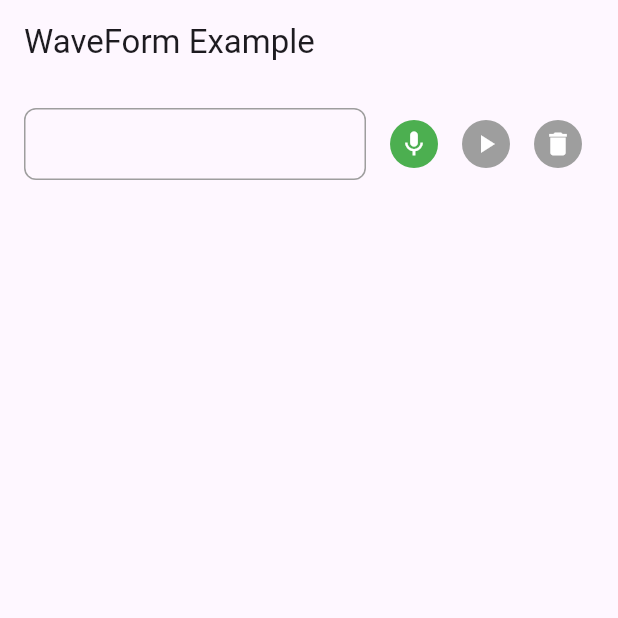
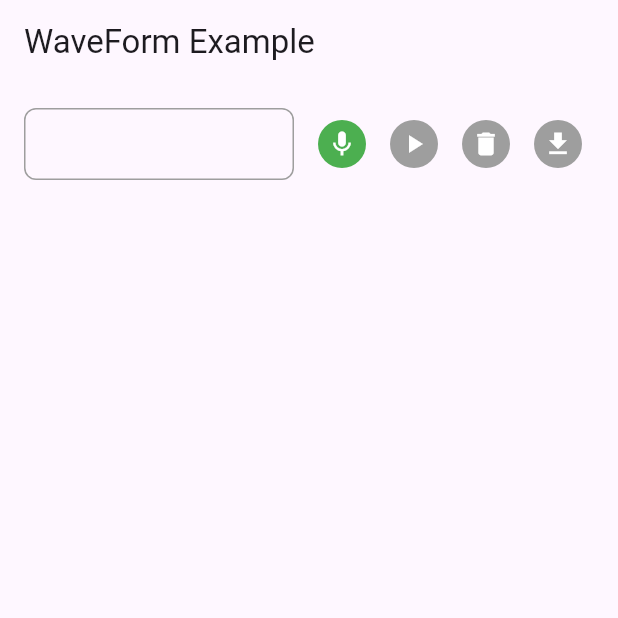
Before and after one commit to r-durao-pvotal/waveform_recorder, a Flutter app: the screen it shows after launch, on a phone screen of 412 x 824 dp, the top half of it. Run offline on Flutter 3.47's test engine with Material 3 defaults, Android fonts, the light colour scheme and no system bars; our stand-ins replace audioplayers, cross_file, gap, web; missing offline and left inert: record, waveform_flutter.

Commit message:
support deleting temp recording and downloading recording

```diff
--- a/example/lib/main.dart
+++ b/example/lib/main.dart
@@ -1,23 +1,30 @@
 import 'dart:async';
-import 'dart:io';
 
 import 'package:audioplayers/audioplayers.dart';
-import 'package:flutter/foundation.dart';
 import 'package:flutter/material.dart';
 import 'package:gap/gap.dart';
 import 'package:waveform_flutter/waveform_flutter.dart';
 import 'package:waveform_recorder/waveform_recorder.dart';
 
+import 'platform_helper/platform_helper.dart';
+
 void main() => runApp(const MyApp());
 
-class MyApp extends StatefulWidget {
+class MyApp extends StatelessWidget {
   const MyApp({super.key});
 
   @override
-  State<MyApp> createState() => _MyAppState();
+  Widget build(BuildContext context) => const MaterialApp(home: HomePage());
 }
 
-class _MyAppState extends State<MyApp> {
+class HomePage extends StatefulWidget {
+  const HomePage({super.key});
+
+  @override
+  State<HomePage> createState() => _HomePageState();
+}
+
+class _HomePageState extends State<HomePage> {
   final _textController = TextEditingController();
   final _waveController = WaveformRecorderController();
   final _amplitudes = List<Amplitude>.empty(growable: true);
@@ -30,8 +37,7 @@ class _MyAppState extends State<MyApp> {
   }
 
   @override
-  Widget build(BuildContext context) => MaterialApp(
-        home: Scaffold(
+  Widget build(BuildContext context) => Scaffold(
         appBar: AppBar(title: const Text('WaveForm Example')),
         body: ListenableBuilder(
           listenable: _waveController,
@@ -169,7 +175,7 @@ class _MyAppState extends State<MyApp> {
                     IconButton(
                       tooltip: _waveController.file != null
                           ? 'Delete Recording'
-                            : '',
+                          : 'No recording to delete',
                       icon: Container(
                         width: 32,
                         height: 32,
@@ -191,6 +197,31 @@ class _MyAppState extends State<MyApp> {
                           ? _deleteRecording
                           : null,
                     ),
+                    IconButton(
+                      tooltip: _waveController.file != null
+                          ? 'Download Recording'
+                          : 'No recording to download',
+                      icon: Container(
+                        width: 32,
+                        height: 32,
+                        decoration: BoxDecoration(
+                          shape: BoxShape.circle,
+                          color: _waveController.file != null
+                              ? Colors.purple
+                              : Colors.grey,
+                        ),
+                        child: const Center(
+                          child: Icon(
+                            Icons.download,
+                            size: 20,
+                            color: Colors.white,
+                          ),
+                        ),
+                      ),
+                      onPressed: _waveController.file != null
+                          ? _downloadRecording
+                          : null,
+                    ),
                   ],
                 ),
               ),
@@ -208,7 +239,6 @@ class _MyAppState extends State<MyApp> {
                   ),
                 ),
             ],
-            ),
           ),
         ),
       );
@@ -244,12 +274,12 @@ class _MyAppState extends State<MyApp> {
     debugPrint('  path: ${file.path}');
     debugPrint('  name: ${file.name}');
     debugPrint('  mimeType: ${file.mimeType}');
+  }
 
-    // download file from web to ensure it's a playable set of bytes
-    // assert(await () async {
-    //   await PlatformHelper.downloadFile(file);
-    //   return true;
-    // }());
+  Future<void> _playRecording() async {
+    final file = _waveController.file;
+    if (file == null) return;
+    await AudioPlayer().play(PlatformHelper.audioSource(file));
   }
 
   Future<void> _deleteRecording() async {
@@ -258,14 +288,20 @@ class _MyAppState extends State<MyApp> {
 
     _amplitudes.clear();
     _waveController.clear();
-    if (!kIsWeb) await File(file.path).delete();
+    await PlatformHelper.deleteFile(file);
     _textController.text = '';
   }
 
-  Future<void> _playRecording() async {
+  Future<void> _downloadRecording() async {
     final file = _waveController.file;
     if (file == null) return;
-    final source = kIsWeb ? UrlSource(file.path) : DeviceFileSource(file.path);
-    await AudioPlayer().play(source);
+
+    await PlatformHelper.downloadFile(file);
+    if (mounted) {
+      debugPrint('Downloaded ${file.name} to Downloads folder');
+      ScaffoldMessenger.of(context).showSnackBar(
+        SnackBar(content: Text('${file.name} downloaded to Downloads folder')),
+      );
     }
   }
+}
--- /dev/null
+++ b/example/lib/platform_helper/platform_helper.dart
@@ -0,0 +1,2 @@
+export 'platform_helper_web.dart'
+    if (dart.library.io) 'platform_helper_non_web.dart';
--- /dev/null
+++ b/example/lib/platform_helper/platform_helper_non_web.dart
@@ -0,0 +1,18 @@
+import 'dart:io';
+
+import 'package:audioplayers/audioplayers.dart';
+import 'package:cross_file/cross_file.dart';
+import 'package:path/path.dart' as p;
+import 'package:path_provider/path_provider.dart';
+
+class PlatformHelper {
+  static Source audioSource(XFile file) => DeviceFileSource(file.path);
+
+  static Future<void> deleteFile(XFile file) => File(file.path).delete();
+
+  static Future<void> downloadFile(XFile file) async {
+    final dir = (await getDownloadsDirectory())!;
+    final path = p.join(dir.path, file.name);
+    await File(path).writeAsBytes(await file.readAsBytes());
+  }
+}
--- /dev/null
+++ b/example/lib/platform_helper/platform_helper_web.dart
@@ -0,0 +1,19 @@
+import 'package:audioplayers/audioplayers.dart';
+import 'package:cross_file/cross_file.dart';
+import 'package:web/web.dart' as web;
+
+class PlatformHelper {
+  static Source audioSource(XFile file) => UrlSource(file.path);
+
+  static Future<void> deleteFile(XFile file) async {}
+
+  static Future<void> downloadFile(XFile file) async {
+    final anchor = web.document.createElement('a') as web.HTMLAnchorElement
+      ..href = file.path
+      ..style.display = 'none'
+      ..download = file.name;
+    web.document.body!.appendChild(anchor);
+    anchor.click();
+    web.document.body!.removeChild(anchor);
+  }
+}
--- a/example/pubspec.yaml
+++ b/example/pubspec.yaml
@@ -13,9 +13,12 @@ dependencies:
   flutter:
     sdk: flutter
   gap: any
+  path: ^1.9.1
+  path_provider: ^2.1.5
   waveform_flutter: ^1.2.0
   waveform_recorder:
     path: ../
+  web: ^1.1.1
 
 dev_dependencies:
   all_lint_rules_community: ^0.0.41
```
Also changed, not shown: lib/src/platform_helper/platform_helper_non_web.dart (+0 -11 lines), lib/src/platform_helper/platform_helper_web.dart (+0 -17 lines), example/pubspec.lock, readme/screenshot3.png, 2 other files. Lines whose indentation alone changed are shown as unchanged.
